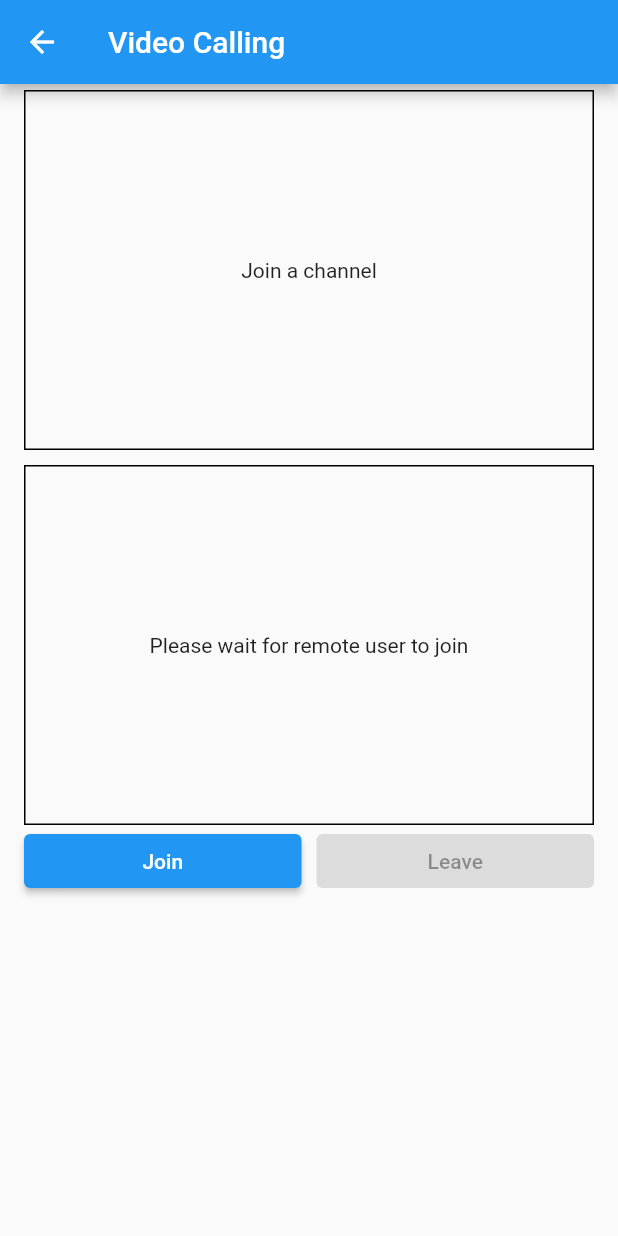
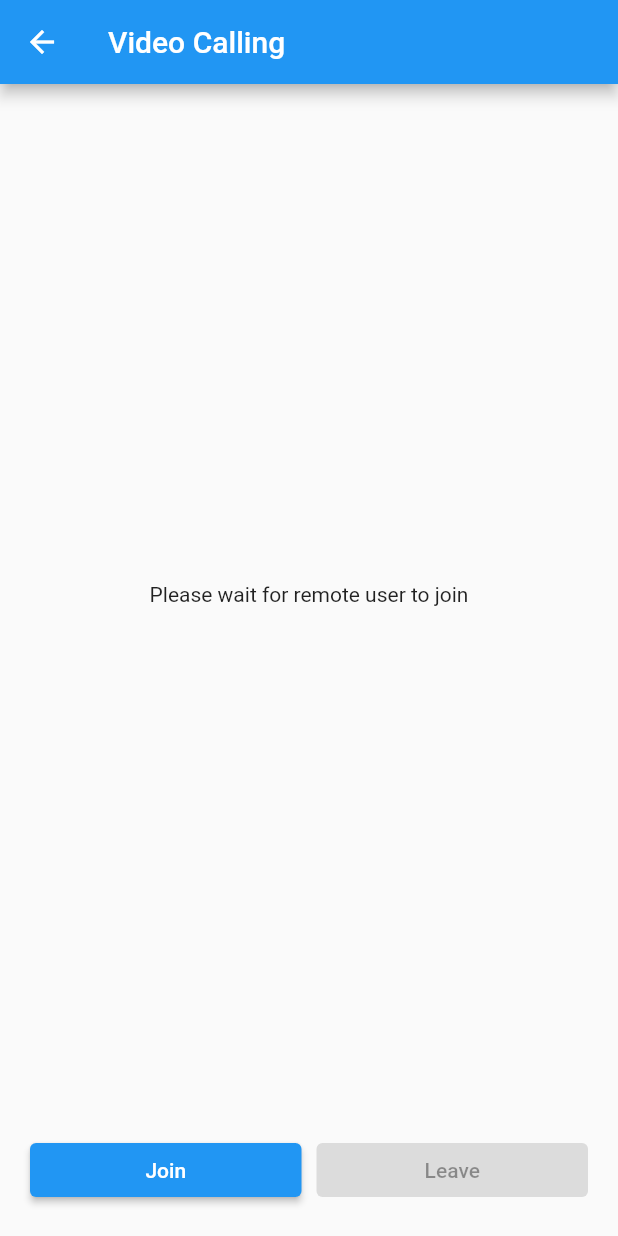
Before and after one commit to patelsandeep/agora-basic, a Flutter app: the VideoCallPage screen opened directly, on a phone screen of 412 x 824 dp. Run offline on Flutter 3.47's test engine with Material 2 defaults, Android fonts, the phone set to English and light mode, and no system bars; our stand-ins replace firebase_auth, firebase_core, google_sign_in, permission_handler, speech_to_text; missing offline and left inert: agora_chat_sdk, agora_rtc_engine, flutter_facebook_auth, text_to_speech, translator; accounts and stored records are empty.

Commit message:
Update video_call_page.dart

```diff
--- a/agora_demo/lib/screens/video_call_page.dart
+++ b/agora_demo/lib/screens/video_call_page.dart
@@ -139,7 +139,8 @@ class _VideoCallPageState extends State<VideoCallPage> {
       appBar: AppBar(
         title: const Text('Video Calling'),
       ),
-        body: ListView(
+      body: kIsWeb
+          ? ListView(
               padding: const EdgeInsets.symmetric(horizontal: 16, vertical: 4),
               children: [
                 // Container for the local video
@@ -174,6 +175,55 @@ class _VideoCallPageState extends State<VideoCallPage> {
                   ],
                 ),
               ],
-        ));
+            )
+          : Column(
+              children: [
+                //Container for the Remote video
+                Expanded(
+                  child: Stack(
+                    alignment: Alignment.center,
+                    children: [
+                      _remoteVideo(),
+                      //Container for the local video
+                      if (_isJoined)
+                        Positioned(
+                          bottom: 20,
+                          right: 20,
+                          child: ClipRRect(
+                            borderRadius: BorderRadius.circular(10),
+                            child: SizedBox(
+                              height: 150,
+                              width: 100,
+                              child: _localPreview(),
+                            ),
+                          ),
+                        ),
+                    ],
+                  ),
+                ),
+                // Button Row
+                Padding(
+                  padding: const EdgeInsets.all(20),
+                  child: Row(
+                    children: <Widget>[
+                      Expanded(
+                        child: ElevatedButton(
+                          onPressed: _isJoined ? null : () => {join()},
+                          child: const Text("Join"),
+                        ),
+                      ),
+                      const SizedBox(width: 10),
+                      Expanded(
+                        child: ElevatedButton(
+                          onPressed: _isJoined ? () => {leave()} : null,
+                          child: const Text("Leave"),
+                        ),
+                      ),
+                    ],
+                  ),
+                ),
+              ],
+            ),
+    );
   }
 }
```
Lines whose indentation alone changed are shown as unchanged.
